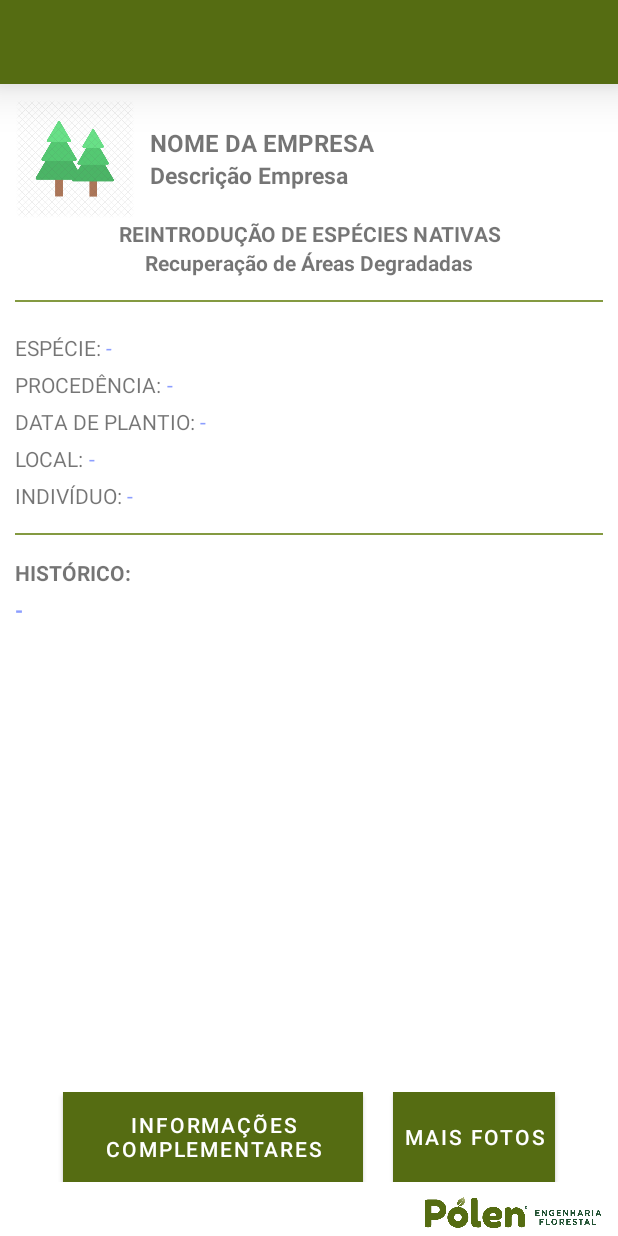
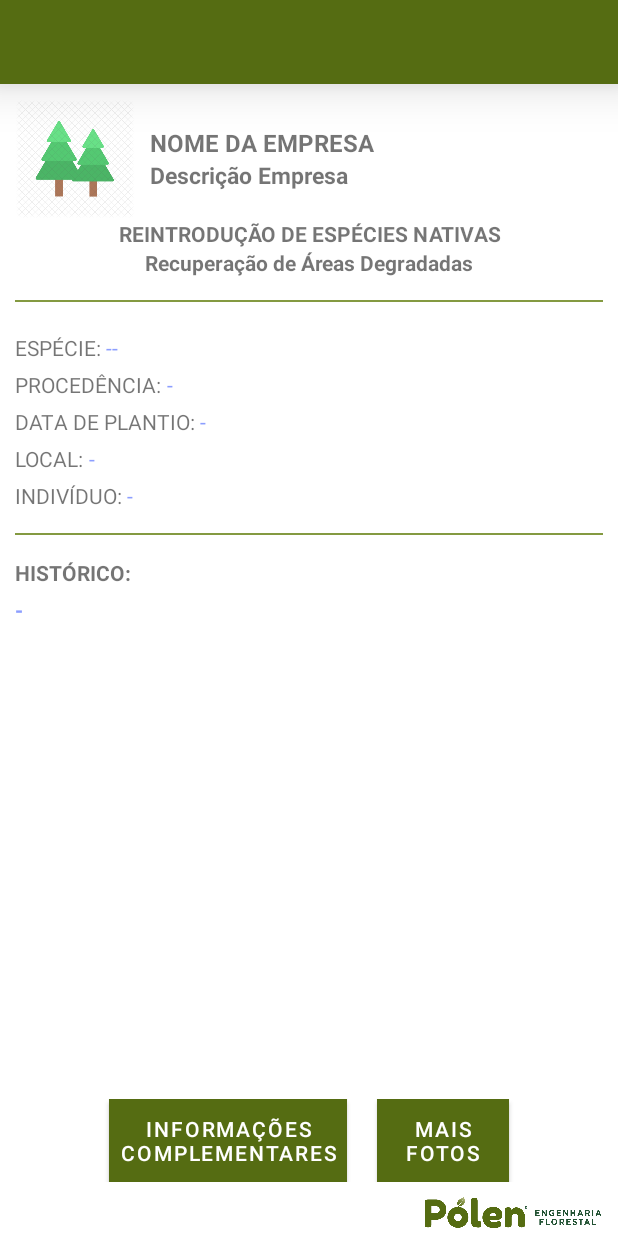
Before and after one commit to tideeh/QR_Code_Polen, an Android app: the layout activity_exibe_arvore1.xml on its own in the app's theme, with its tools: preview values and no code run, on a phone screen of 412 x 824 dp. Run offline under Robolectric (Android 15) with nearby library versions, the phone set to English and light mode, and no system bars.

Commit message:
imagen no exibe 1

```diff
--- a/app/build.gradle
+++ b/app/build.gradle
@@ -5,7 +5,7 @@ apply plugin: 'kotlin-android-extensions'
 // aqui configura o version code e o version name
 ext.versionMajor = 1 // altera quando tem um grande releas
 ext.versionMinor = 0 // altera quando tem um release medio (volta pra 0 quando altera o Major)
-ext.versionPatch = 0 // altera em qualquer release (volta pra 0 quando altera o Minor)
+ext.versionPatch = 2 // altera em qualquer release (volta pra 0 quando altera o Minor)
 ext.versionClassifier = "ALFA" // nome da versao (null) para desativar
 ext.minimumSdkVersion = 21 // altera quando precisar aumentar o min SDK version (novas apis)
 
--- a/app/src/main/java/br/com/polenflorestal/qrcodepolen/SplashScreenActivity.kt
+++ b/app/src/main/java/br/com/polenflorestal/qrcodepolen/SplashScreenActivity.kt
@@ -27,7 +27,7 @@ class SplashScreenActivity : AppCompatActivity() {
         checkFirstRun()
 
         DataBaseUtil.abrir(this)
-        var c : Cursor? = DataBaseUtil.buscar("Arvore", arrayOf<String>("codigo", "local"), "local = 'Viçosa'", "")
+        var c : Cursor? = DataBaseUtil.buscar("Arvore", arrayOf<String>("codigo", "local"), "local = 'Viçosa/MG'", "")
 
         while (c?.moveToNext()!!){
             var cod : String = c.getString(0)
@@ -69,6 +69,10 @@ class SplashScreenActivity : AppCompatActivity() {
             }
             currentVersionCode > savedVersionCode -> {
                 // this is an upgrade
+                // atualiza o BD, ...
+
+                DataBaseUtil.abrir(this)
+                DataBaseUtil.criaDB()
 
                 val editor = sharedPreferences.edit()
                 editor.putInt(SP_KEY_VERSION_CODE, currentVersionCode)
--- a/app/src/main/res/layout/activity_exibe_arvore1.xml
+++ b/app/src/main/res/layout/activity_exibe_arvore1.xml
@@ -30,6 +30,7 @@
                 android:orientation="horizontal">
 
                 <ImageView
+                    android:id="@+id/empresa_logo"
                     android:layout_width="80dp"
                     android:layout_height="match_parent"
                     android:adjustViewBounds="true"
@@ -96,6 +97,12 @@
             <LinearLayout
                 android:layout_width="match_parent"
                 android:layout_height="wrap_content"
+                android:orientation="horizontal">
+
+                <LinearLayout
+                    android:layout_weight="5"
+                    android:layout_width="0dp"
+                    android:layout_height="wrap_content"
                     android:layout_marginTop="15dp"
                     android:orientation="vertical">
 
@@ -120,6 +127,14 @@
                             android:text="-"
                             android:textColor="#8C9EFF"
                             android:textStyle="italic" />
+
+                        <TextView
+                            android:id="@+id/especie_comp"
+                            android:layout_width="wrap_content"
+                            android:layout_height="wrap_content"
+                            android:gravity="start|center_vertical"
+                            android:text="-"
+                            android:textColor="#8C9EFF" />
                     </LinearLayout>
 
                     <LinearLayout
@@ -212,6 +227,16 @@
 
                 </LinearLayout>
 
+                <ImageView
+                    android:id="@+id/arvore_img_1"
+                    android:layout_marginTop="15dp"
+                    android:layout_weight="3"
+                    android:layout_width="0dp"
+                    android:adjustViewBounds="true"
+                    android:layout_height="match_parent" />
+
+            </LinearLayout>
+
             <View
                 android:layout_width="match_parent"
                 android:layout_height="1dp"
@@ -265,22 +290,22 @@
             android:orientation="horizontal">
 
             <Button
-                android:layout_width="200dp"
-                android:layout_height="60dp"
+                android:layout_width="wrap_content"
+                android:layout_height="wrap_content"
                 android:background="@color/colorPrimaryLight"
                 android:paddingStart="7dp"
                 android:paddingEnd="7dp"
-                android:text="Informações Complementares"
+                android:text="Informações\nComplementares"
                 android:textColor="@android:color/white" />
 
             <Button
                 android:layout_width="wrap_content"
-                android:layout_height="60dp"
+                android:layout_height="wrap_content"
                 android:layout_marginStart="20dp"
                 android:background="@color/colorPrimaryLight"
                 android:paddingStart="7dp"
                 android:paddingEnd="7dp"
-                android:text="Mais Fotos"
+                android:text="Mais\nFotos"
                 android:textColor="@android:color/white" />
         </LinearLayout>
 
```
Also changed, not shown: app/src/main/java/br/com/polenflorestal/qrcodepolen/DataBaseUtil.kt (+14 -11 lines), app/src/main/java/br/com/polenflorestal/qrcodepolen/ExibeArvore.kt (+22 -10 lines), app/src/main/res/drawable/empresa_icon2.png (added), 2 other files. Lines whose indentation alone changed are shown as unchanged.
